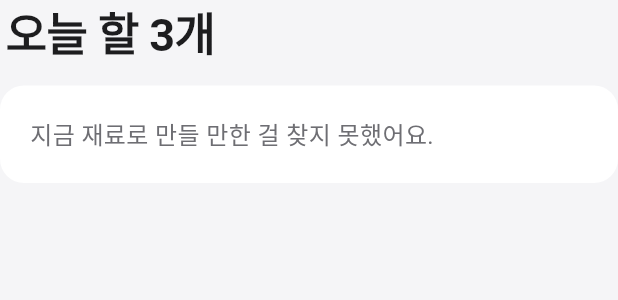
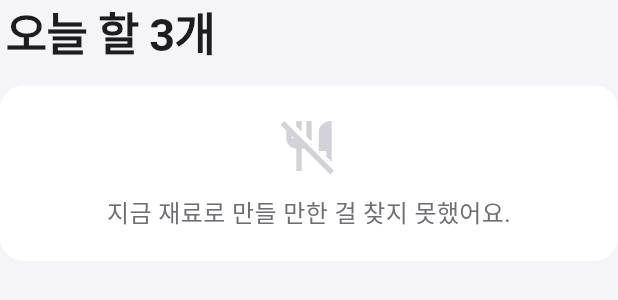
Before and after one commit to woosung-dev/cookmark, a Flutter app: the SuggestionsSection widget shown alone on an empty page, opened directly with empty values, on a phone screen of 412 x 824 dp. Shown: the top 300 px of the screen. Run offline on Flutter 3.47's test engine with Material 3 defaults, Android fonts, the phone set to English and light mode, and no system bars; our stand-ins replace image_picker, shared_preferences, web; accounts and stored records are empty; Roboto replaces fonts that are missing (SF Pro Display).

Commit message:
style(design): 빈 제안 상태 구성 + 스켈레톤 라운드 통일 + 추적 문서
빈 제안 상태를 아이콘+문구로 구성(다른 빈 상태와 동일 패턴, §7). 매칭 스켈레톤 텍스트 라인 라운드를 pill로 통일. checklist·context-notes에 마감 감사 결과 기록.

Co-Authored-By: Claude Opus 4.8 (1M context) <noreply@anthropic.com>

```diff
--- a/lib/ui/widgets/suggestions_section.dart
+++ b/lib/ui/widgets/suggestions_section.dart
@@ -31,15 +31,28 @@ class SuggestionsSection extends StatelessWidget {
           child: Text('오늘 할 3개', style: AppTypography.largeTitle),
         ),
         if (suggestions.isEmpty)
+          // 빈 상태도 구성한다 — 아이콘 + 문구(DESIGN.md §7, 다른 빈 상태와 동일 패턴).
           Container(
+            width: double.infinity,
             padding: const EdgeInsets.all(Space.xl),
             decoration: BoxDecoration(
               color: AppColors.surface,
               borderRadius: BorderRadius.circular(Radii.card),
             ),
-            child: Text(
-              '지금 재료로 만들 만한 걸 찾지 못했어요.',
-              style: AppTypography.body.copyWith(color: AppColors.muted),
+            child: Column(
+              children: [
+                const Icon(
+                  Icons.no_meals_outlined,
+                  size: 40,
+                  color: AppColors.hairline,
+                ),
+                const SizedBox(height: Space.md),
+                Text(
+                  '지금 재료로 만들 만한 걸 찾지 못했어요.',
+                  style: AppTypography.body.copyWith(color: AppColors.muted),
+                  textAlign: TextAlign.center,
+                ),
+              ],
             ),
           )
         else
@@ -146,7 +159,7 @@ class _SuggestionCardSkeleton extends StatelessWidget {
                 child: const SkeletonBox(
                   width: 56,
                   height: 14,
-                  radius: Radii.chip,
+                  radius: Radii.pill,
                 ),
               ),
             ],
@@ -157,7 +170,7 @@ class _SuggestionCardSkeleton extends StatelessWidget {
             child: const SkeletonBox(
               width: 160,
               height: 26,
-              radius: Radii.chip,
+              radius: Radii.pill,
             ),
           ),
           const SizedBox(height: Space.md),
```
Also changed, not shown: 2 other files.
